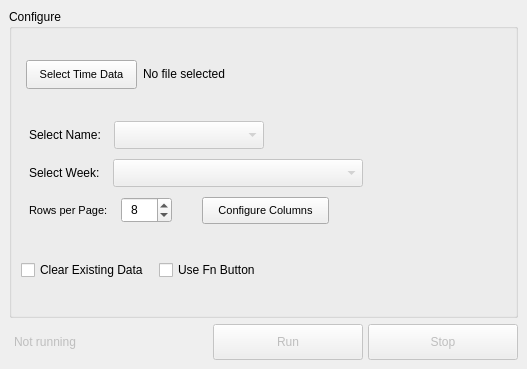
Old version of the form app/gui/main_window.ui in the repository Dylan-Dotti/GHD-Auto-Time-Entry.
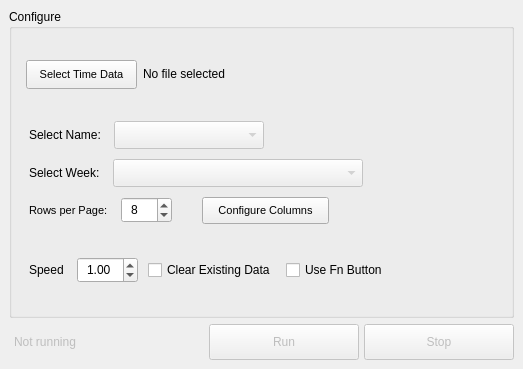
New version of the form.

Commit message: Added speed modifier spinbox to GUI

Diff of the .ui file:
```diff
--- a/app/gui/main_window.ui
+++ b/app/gui/main_window.ui
@@ -6,7 +6,7 @@
    <rect>
     <x>0</x>
     <y>0</y>
-    <width>527</width>
+    <width>523</width>
     <height>369</height>
    </rect>
   </property>
@@ -265,6 +265,41 @@
          </item>
          <item>
           <layout class="QHBoxLayout" name="horizontalLayout_2">
+           <item>
+            <widget class="QLabel" name="label_4">
+             <property name="styleSheet">
+              <string notr="true">margin-left: 5px</string>
+             </property>
+             <property name="text">
+              <string>Speed</string>
+             </property>
+            </widget>
+           </item>
+           <item>
+            <widget class="QDoubleSpinBox" name="speed_spinbox">
+             <property name="styleSheet">
+              <string notr="true">padding: 2px 5px</string>
+             </property>
+             <property name="decimals">
+              <number>2</number>
+             </property>
+             <property name="minimum">
+              <double>0.050000000000000</double>
+             </property>
+             <property name="maximum">
+              <double>1.500000000000000</double>
+             </property>
+             <property name="singleStep">
+              <double>0.050000000000000</double>
+             </property>
+             <property name="stepType">
+              <enum>QAbstractSpinBox::DefaultStepType</enum>
+             </property>
+             <property name="value">
+              <double>1.000000000000000</double>
+             </property>
+            </widget>
+           </item>
            <item alignment="Qt::AlignVCenter">
             <widget class="QCheckBox" name="clear_data_checkbox">
              <property name="sizePolicy">
```
Left out of the diff: 4 changed lines with no effect on the pictures. The commit also changes 1 other file.
